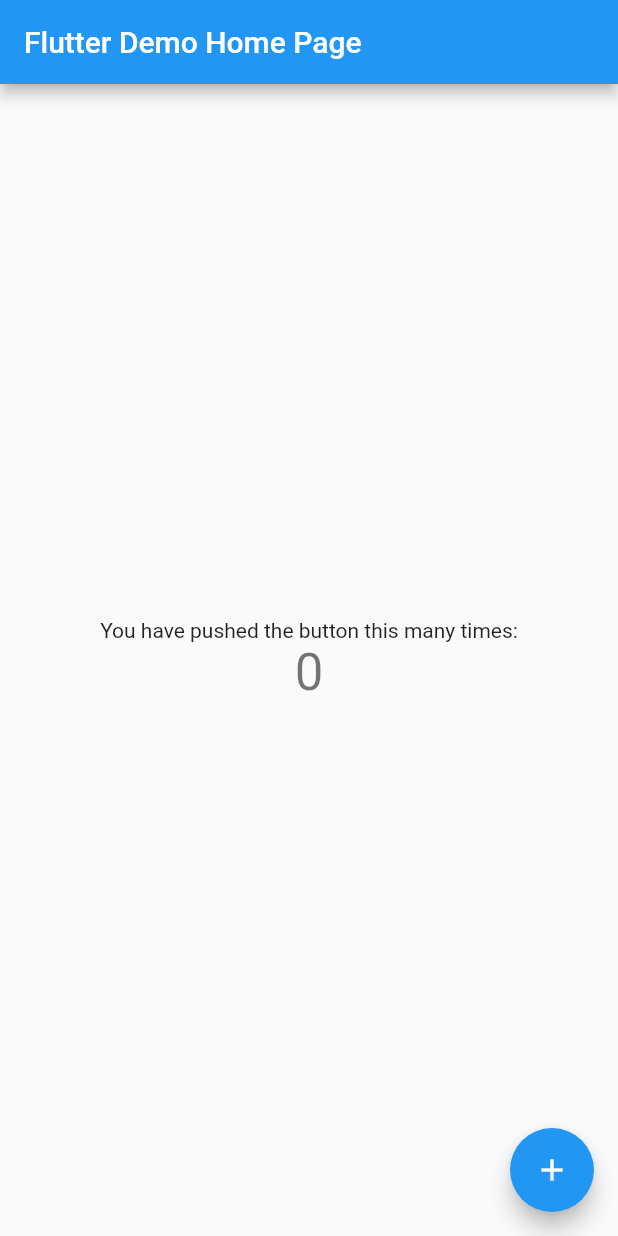
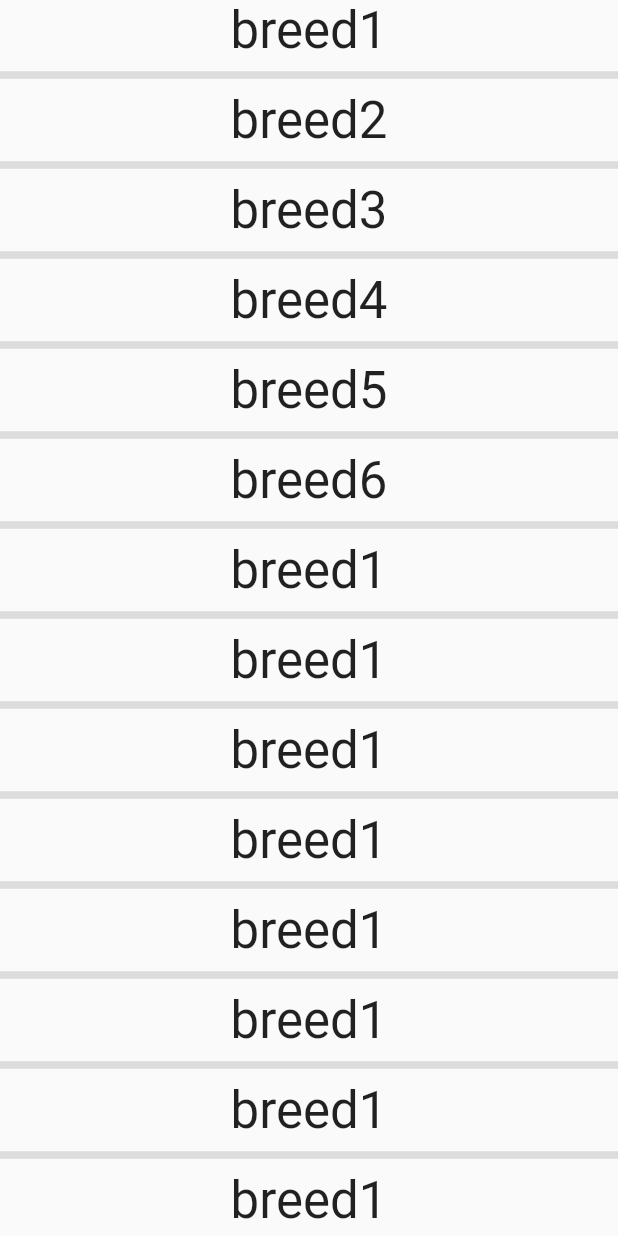
Before and after one commit to Sashulya00/dogs_list, a Flutter app: the screen it shows after launch, on a phone screen of 412 x 824 dp. Run offline on Flutter 3.47's test engine with Material 2 defaults, Android fonts, the phone set to English and light mode, and no system bars.

Commit message:
Created and showed mocked list of breeds and delete garbage test code

```diff
--- a/lib/main.dart
+++ b/lib/main.dart
@@ -1,115 +1,52 @@
 import 'package:flutter/material.dart';
 
-void main() {
-  runApp(const MyApp());
-}
+void main() => runApp(DogsListApp());
 
-class MyApp extends StatelessWidget {
-  const MyApp({super.key});
+class DogsListApp extends StatelessWidget {
+   DogsListApp({super.key});
 
-  // This widget is the root of your application.
+  final breeds = [
+    'breed1',
+    'breed2',
+    'breed3',
+    'breed4',
+    'breed5',
+    'breed6',
+    'breed1',
+    'breed1',
+    'breed1',
+    'breed1',
+    'breed1',
+    'breed1',
+    'breed1',
+    'breed1',
+    'breed1',
+    'breed1',
+    'breed1',
+    'breed1',
+  ];
+
+  static const screenTitle = "DogsList";
+  static const textParameters =  TextStyle(fontSize: 34);
+
   @override
   Widget build(BuildContext context) {
     return MaterialApp(
-      title: 'Flutter Demo',
-      theme: ThemeData(
-        // This is the theme of your application.
-        //
-        // Try running your application with "flutter run". You'll see the
-        // application has a blue toolbar. Then, without quitting the app, try
-        // changing the primarySwatch below to Colors.green and then invoke
-        // "hot reload" (press "r" in the console where you ran "flutter run",
-        // or simply save your changes to "hot reload" in a Flutter IDE).
-        // Notice that the counter didn't reset back to zero; the application
-        // is not restarted.
-        primarySwatch: Colors.blue,
+      title: screenTitle,
+      home: Scaffold(
+        body: Center(
+            child: ListView.separated(
+          itemCount: breeds.length,
+          separatorBuilder: (__, _) => const Divider(thickness: 5, height: 20),
+          itemBuilder: (__, int index) {
+            return Column(
+              children: [
+                Text(breeds[index], style: textParameters),
+              ],
+            );
+          },
+        )),
       ),
-      home: const MyHomePage(title: 'Flutter Demo Home Page'),
     );
   }
 }
-
-class MyHomePage extends StatefulWidget {
-  const MyHomePage({super.key, required this.title});
-
-  // This widget is the home page of your application. It is stateful, meaning
-  // that it has a State object (defined below) that contains fields that affect
-  // how it looks.
-
-  // This class is the configuration for the state. It holds the values (in this
-  // case the title) provided by the parent (in this case the App widget) and
-  // used by the build method of the State. Fields in a Widget subclass are
-  // always marked "final".
-
-  final String title;
-
-  @override
-  State<MyHomePage> createState() => _MyHomePageState();
-}
-
-class _MyHomePageState extends State<MyHomePage> {
-  int _counter = 0;
-
-  void _incrementCounter() {
-    setState(() {
-      // This call to setState tells the Flutter framework that something has
-      // changed in this State, which causes it to rerun the build method below
-      // so that the display can reflect the updated values. If we changed
-      // _counter without calling setState(), then the build method would not be
-      // called again, and so nothing would appear to happen.
-      _counter++;
-    });
-  }
-
-  @override
-  Widget build(BuildContext context) {
-    // This method is rerun every time setState is called, for instance as done
-    // by the _incrementCounter method above.
-    //
-    // The Flutter framework has been optimized to make rerunning build methods
-    // fast, so that you can just rebuild anything that needs updating rather
-    // than having to individually change instances of widgets.
-    return Scaffold(
-      appBar: AppBar(
-        // Here we take the value from the MyHomePage object that was created by
-        // the App.build method, and use it to set our appbar title.
-        title: Text(widget.title),
-      ),
-      body: Center(
-        // Center is a layout widget. It takes a single child and positions it
-        // in the middle of the parent.
-        child: Column(
-          // Column is also a layout widget. It takes a list of children and
-          // arranges them vertically. By default, it sizes itself to fit its
-          // children horizontally, and tries to be as tall as its parent.
-          //
-          // Invoke "debug painting" (press "p" in the console, choose the
-          // "Toggle Debug Paint" action from the Flutter Inspector in Android
-          // Studio, or the "Toggle Debug Paint" command in Visual Studio Code)
-          // to see the wireframe for each widget.
-          //
-          // Column has various properties to control how it sizes itself and
-          // how it positions its children. Here we use mainAxisAlignment to
-          // center the children vertically; the main axis here is the vertical
-          // axis because Columns are vertical (the cross axis would be
-          // horizontal).
-          mainAxisAlignment: MainAxisAlignment.center,
-          children: <Widget>[
-            const Text(
-              'You have pushed the button this many times:',
-            ),
-            Text(
-              '$_counter',
-              style: Theme.of(context).textTheme.headline4,
-            ),
-          ],
-        ),
-      ),
-      floatingActionButton: FloatingActionButton(
-        onPressed: _incrementCounter,
-        tooltip: 'Increment',
-        child: const Icon(Icons.add),
-      ), // This trailing comma makes auto-formatting nicer for build methods.
-    );
-  }
-}
```
Also changed, not shown: 1 other file.
